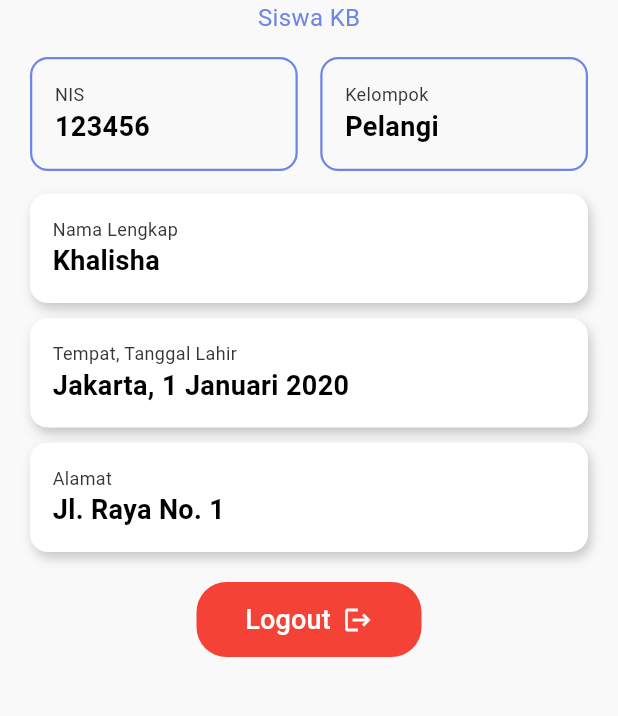
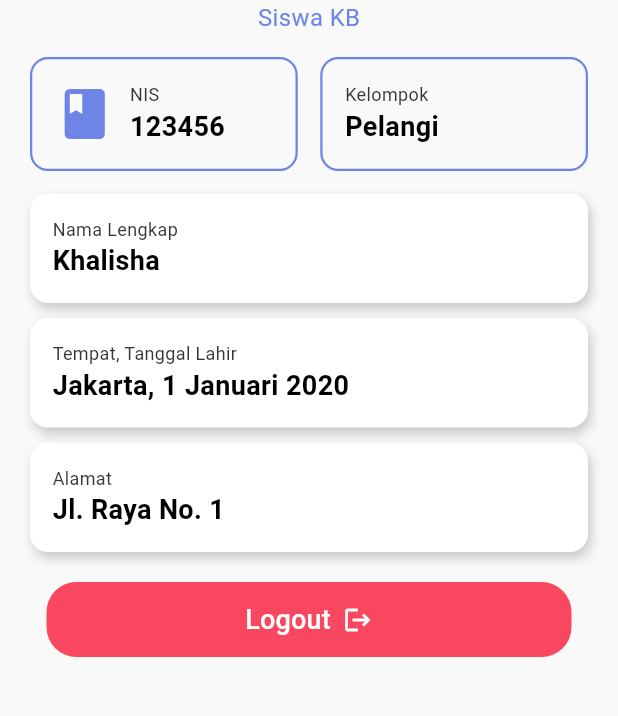
Before and after one commit to Nandra-png/talentaku_main, a Flutter app: the ProfileScreen screen opened directly, on a phone screen of 412 x 824 dp, the part 426-1142 px from its top. Run offline on Flutter 3.47's test engine with Material 3 defaults, Android fonts, the phone set to English and light mode, and no system bars; our stand-ins replace crystal_navigation_bar, get, iconly, image_picker; Roboto replaces fonts that are missing (Manrope).

Commit message:
update_profile

```diff
--- a/lib/constants/app_colors.dart
+++ b/lib/constants/app_colors.dart
@@ -19,7 +19,7 @@ class AppColors {
 
   // Status Colors
   static const Color success = Colors.green;
-  static const Color error = Color(0xFFFF0000);
+  static const Color error = Color(0xFFF8475E);
 
   // Shadow Colors
   static Color shadowColor = Colors.grey.withOpacity(0.1);
--- a/lib/views/profile/profile_screen.dart
+++ b/lib/views/profile/profile_screen.dart
@@ -48,6 +48,7 @@ class ProfileScreen extends StatelessWidget {
                 children: [
                   Expanded(
                     child: TextPairWidget(
+                      icon: Icons.book,
                       model: profileController.getTextPair('NIS'),
                       boxStyle: BoxStyle.border,
                     ),
@@ -90,15 +91,15 @@ class ProfileScreen extends StatelessWidget {
 
             // Logout Button
             SizedBox(
-              width: 150,
+              width: AppSizes.profileCardWidth,
               child: ReusableButton(
                 buttonText: "Logout",
                 icon: Icons.logout,
                 onPressed: () {
                   loginController.onLogoutPressed(context);
                 },
-                backgroundColor: Colors.red,
-                textColor: Colors.white,
+                backgroundColor: AppColors.error,
+                textColor: AppColors.textLight,
               ),
             ),
           ],
--- a/lib/widgets/profile_widgets.dart
+++ b/lib/widgets/profile_widgets.dart
@@ -47,7 +47,7 @@ class TextPairWidget extends StatelessWidget {
       child: Row(
         children: [
           if (icon != null) ...[
-            Icon(icon, size: AppSizes.iconM, color: AppColors.primary),
+            Icon(icon, size: AppSizes.iconXL, color: AppColors.primary),
             SizedBox(width: AppSizes.spaceS),
           ],
           Expanded(
```
